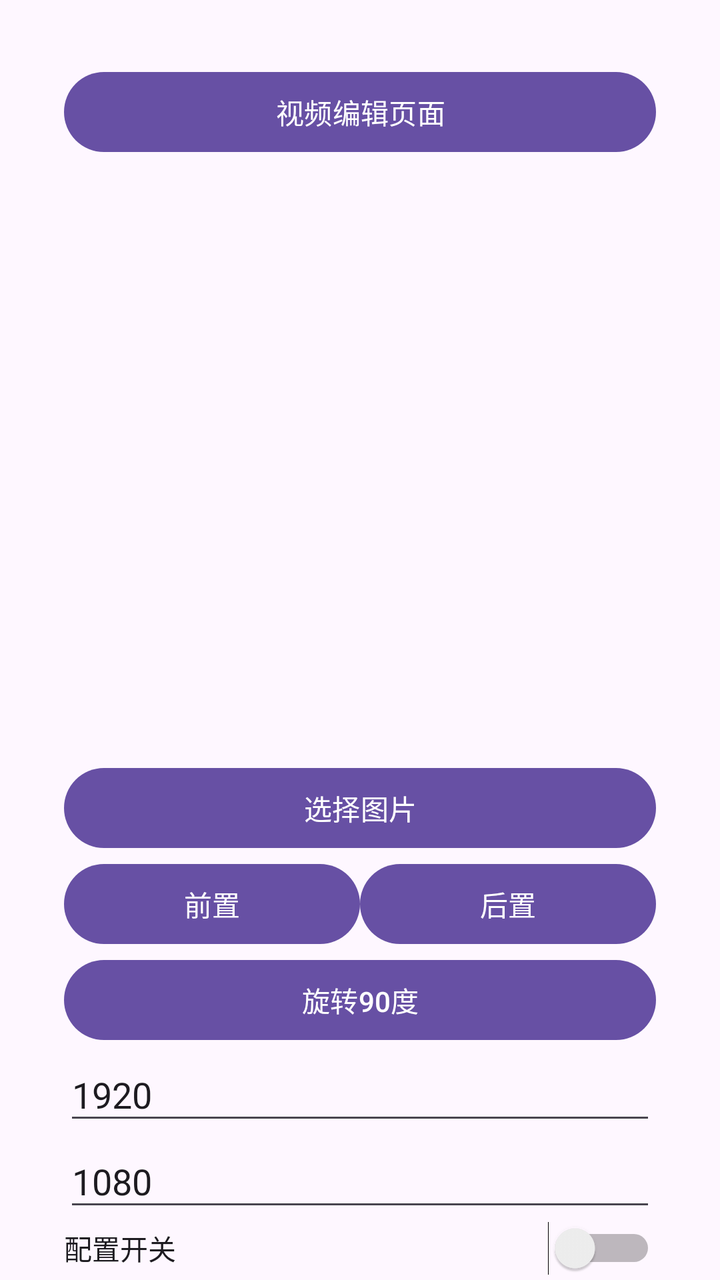
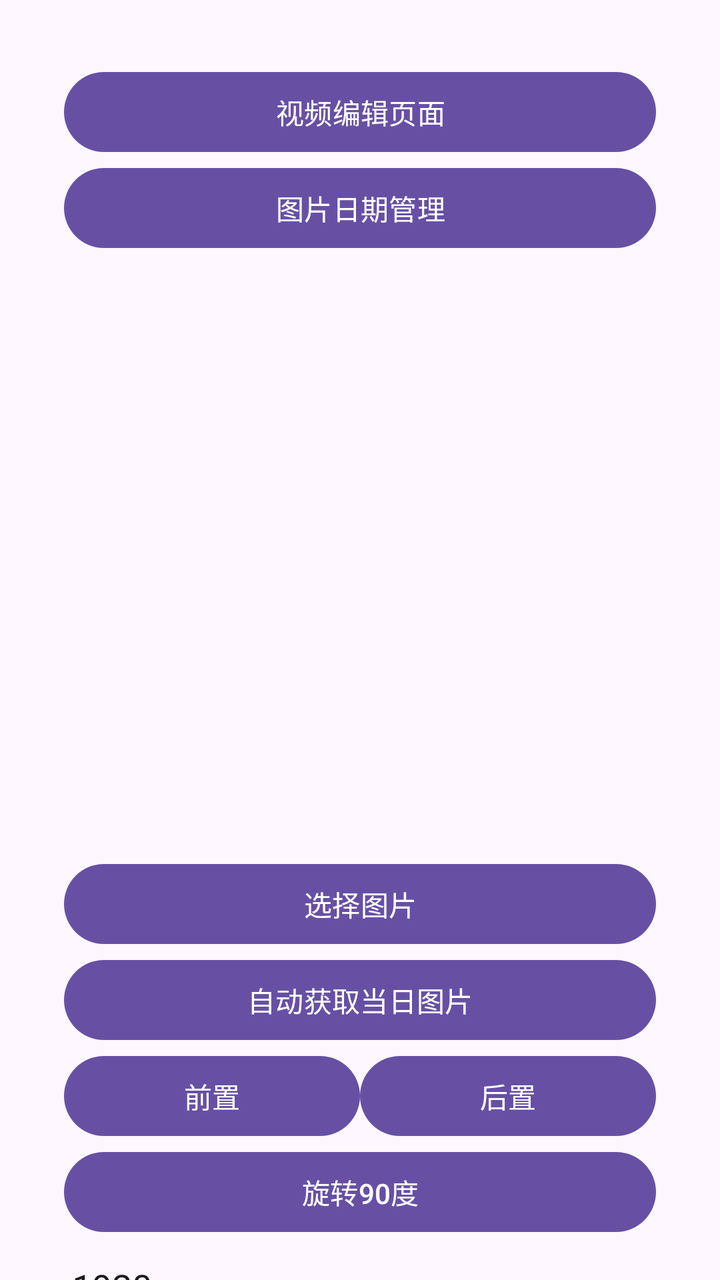

Two renders of the same Android screen: before a commit and after it. Below are the layout's source before the change and the commit's diff.
<!-- AndroidManifest.xml: application theme Theme.PictureManager -->
<!-- res/layout/fragment_first.xml -->
<?xml version="1.0" encoding="utf-8"?>
<androidx.core.widget.NestedScrollView xmlns:android="http://schemas.android.com/apk/res/android"
    xmlns:app="http://schemas.android.com/apk/res-auto"
    xmlns:tools="http://schemas.android.com/tools"
    android:layout_width="match_parent"
    android:layout_height="match_parent"
    tools:context=".FirstFragment">

    <androidx.constraintlayout.widget.ConstraintLayout
        android:layout_width="match_parent"
        android:layout_height="match_parent"
        android:padding="16dp">

        <LinearLayout
            xmlns:android="http://schemas.android.com/apk/res/android"
            android:orientation="vertical"
            android:padding="16dp"
            android:layout_width="match_parent"
            android:layout_height="match_parent">

            <Button
                android:id="@+id/button_first"
                android:text="视频编辑页面"
                android:layout_width="match_parent"
                android:layout_height="wrap_content"/>

            <ImageView
                android:id="@+id/imageView"
                android:layout_width="match_parent"
                android:layout_height="300dp"
                android:scaleType="fitCenter"/>


            <Button
                android:id="@+id/selectBtn"
                android:text="选择图片"
                android:layout_width="match_parent"
                android:layout_height="wrap_content"/>

            <LinearLayout
                android:orientation="horizontal"
                android:layout_width="match_parent"
                android:layout_height="wrap_content">
                <Button
                    android:id="@+id/frontRotate"
                    android:text="前置"
                    android:layout_weight="1"
                    android:layout_width="0dp"
                    android:layout_height="wrap_content"/>
                <Button
                    android:id="@+id/backendRotate"
                    android:text="后置"
                    android:layout_weight="1"
                    android:layout_width="0dp"
                    android:layout_height="wrap_content"/>
            </LinearLayout>
            <Button
                android:id="@+id/rotateBtn"
                android:text="旋转90度"
                android:layout_width="match_parent"
                android:layout_height="wrap_content"/>


            <EditText
                android:id="@+id/widthEdit"
                android:hint="目标宽度"
                android:text="1920"
                android:inputType="number"
                android:layout_width="match_parent"
                android:layout_height="wrap_content"/>


            <EditText
                android:id="@+id/heightEdit"
                android:hint="目标高度"
                android:text="1080"
                android:inputType="number"
                android:layout_width="match_parent"
                android:layout_height="wrap_content"/>


            <Switch
                android:id="@+id/enableSwitch"
                android:text="配置开关"
                android:checked="false"
                android:layout_width="match_parent"
                android:layout_height="wrap_content"/>

            <Button
                android:id="@+id/saveBtn"
                android:text="保存图片"
                android:layout_width="match_parent"
                android:layout_height="wrap_content"/>


        </LinearLayout>











    </androidx.constraintlayout.widget.ConstraintLayout>
</androidx.core.widget.NestedScrollView>
<!-- resources referenced by this layout -->
<resources>
  <style name="Theme.PictureManager" parent="Base.Theme.PictureManager" />
  <style name="Base.Theme.PictureManager" parent="Theme.Material3.DayNight.NoActionBar">
          
          
      </style>
</resources>

<!-- the commit's change to res/layout/fragment_first.xml (unified diff, before → after) -->
@@ -24,6 +24,12 @@
                 android:layout_width="match_parent"
                 android:layout_height="wrap_content"/>
 
+            <Button
+                android:id="@+id/dateManageBtn"
+                android:text="图片日期管理"
+                android:layout_width="match_parent"
+                android:layout_height="wrap_content"/>
+
             <ImageView
                 android:id="@+id/imageView"
                 android:layout_width="match_parent"
@@ -34,6 +40,12 @@
             <Button
                 android:id="@+id/selectBtn"
                 android:text="选择图片"
+                android:layout_width="match_parent"
+                android:layout_height="wrap_content"/>
+
+            <Button
+                android:id="@+id/autoGetBtn"
+                android:text="自动获取当日图片"
                 android:layout_width="match_parent"
                 android:layout_height="wrap_content"/>
 
